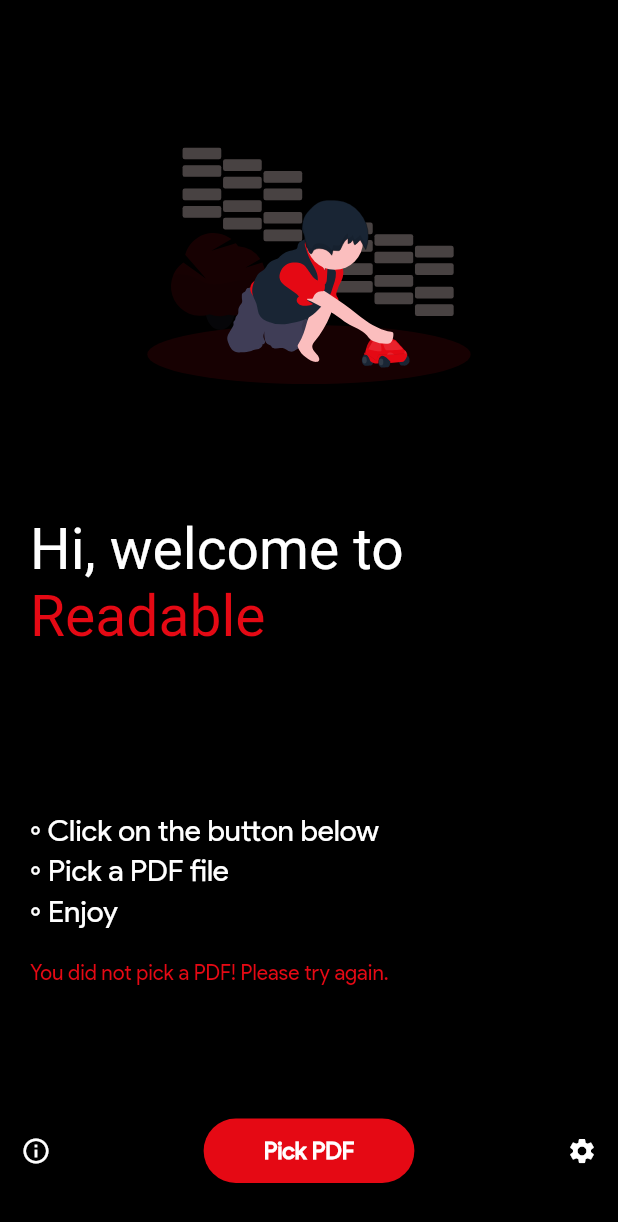
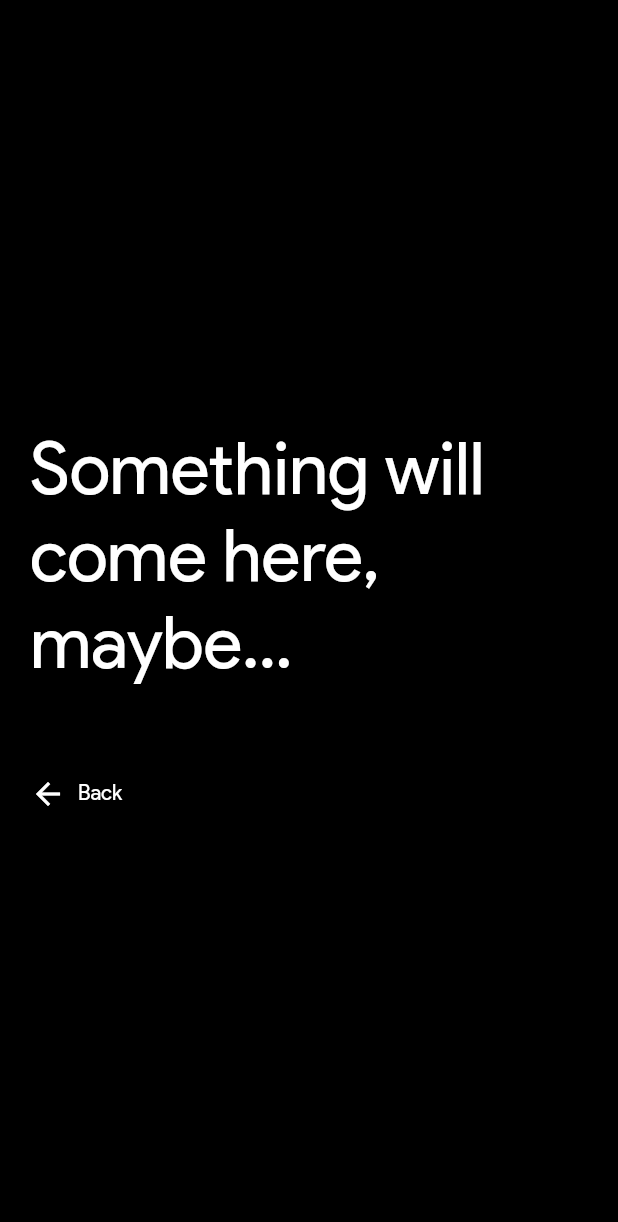
Before and after one commit to ninjaasmoke/readable, a Flutter app: the screen it shows after launch, item 2 of the bottom bar chosen, after a tap on the "info outline" icon, on a phone screen of 412 x 824 dp. Shown: the top 1222 px of the screen. Run offline on Flutter 3.47's test engine with Material 2 defaults, Android fonts, the phone set to English and light mode, and no system bars; our stand-ins replace file_picker, flutter_svg, flutter_tts, hive, hive_flutter; missing offline and left inert: pdf_text; accounts and stored records are empty.

Commit message:
minor changes

```diff
--- /dev/null
+++ b/lib/Pages/info_page.dart
@@ -0,0 +1,37 @@
+import 'package:flutter/material.dart';
+
+class InfoPage extends StatelessWidget {
+  const InfoPage({Key? key}) : super(key: key);
+
+  @override
+  Widget build(BuildContext context) {
+    return Scaffold(
+      body: Column(
+        mainAxisAlignment: MainAxisAlignment.center,
+        crossAxisAlignment: CrossAxisAlignment.start,
+        children: [
+          const Padding(
+            padding: EdgeInsets.all(20.0),
+            child: Text(
+              'Something will come here, maybe...',
+              style: TextStyle(
+                fontSize: 48,
+              ),
+            ),
+          ),
+          const SizedBox(height: 20),
+          TextButton.icon(
+            style: TextButton.styleFrom(
+              padding: const EdgeInsets.all(20),
+            ),
+            onPressed: Navigator.of(context).pop,
+            label: const Text(
+              "Back",
+            ),
+            icon: const Icon(Icons.arrow_back),
+          ),
+        ],
+      ),
+    );
+  }
+}
--- a/lib/Pages/settings_page.dart
+++ b/lib/Pages/settings_page.dart
@@ -22,7 +22,7 @@
             children: [
               const Padding(
                 padding: EdgeInsets.all(20.0),
-                child: Text('Voice'),
+                child: Text('Choose Voice'),
               ),
               DropdownButton<String>(
                 value: currentVoice.name,
--- a/lib/Widgets/initial_widget.dart
+++ b/lib/Widgets/initial_widget.dart
@@ -2,6 +2,7 @@
 import 'package:flutter/material.dart';
 import 'package:flutter_svg/flutter_svg.dart';
 import 'package:provider/provider.dart';
+import 'package:readable/Pages/info_page.dart';
 import 'package:readable/Pages/settings_page.dart';
 import 'package:readable/Providers/pdf_provider.dart';
 import 'package:readable/constants.dart';
@@ -50,7 +51,13 @@
           mainAxisAlignment: MainAxisAlignment.spaceBetween,
           children: [
             IconButton(
-              onPressed: () {},
+              onPressed: () => Navigator.push(
+                context,
+                CupertinoPageRoute(
+                  fullscreenDialog: false,
+                  builder: (context) => const InfoPage(),
+                ),
+              ),
               icon: const Icon(Icons.info_outline),
               iconSize: 20,
             ),
```
Also changed, not shown: lib/Providers/tts_provider.dart (+4 -12 lines), lib/Widgets/doc_text_widget.dart (+45 -9 lines).
